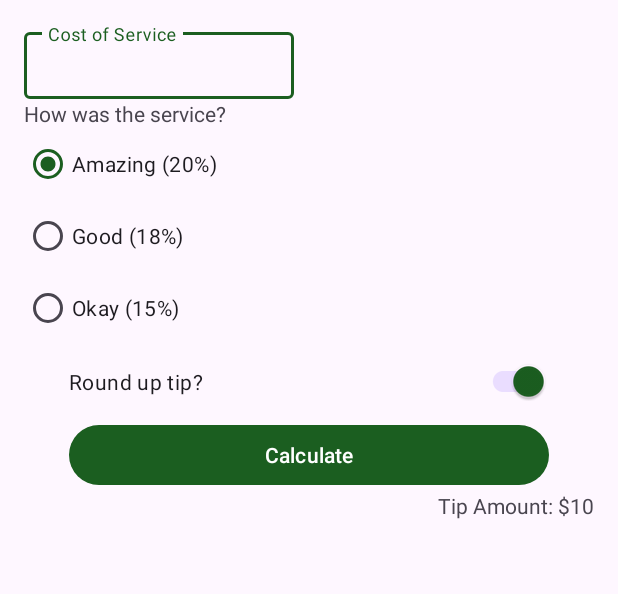
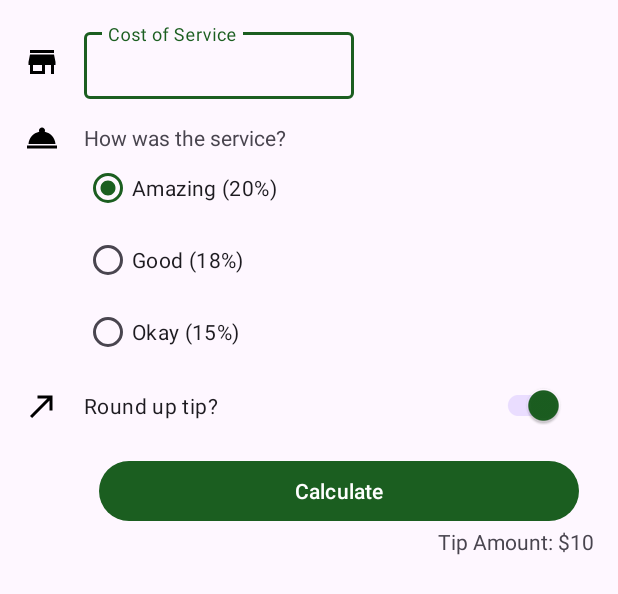
Before and after one commit to Olorinmith/Tip_calculator, an Android app: the layout activity_main.xml on its own in the app's theme, with its tools: preview values and no code run, on a phone screen of 412 x 824 dp. Shown: the top 594 px of the screen. Run offline under Robolectric (Android 15) with nearby library versions, the phone set to English and light mode, and no system bars.

Commit message:
updated activity_main.xml - new design

```diff
--- a/app/src/main/res/layout/activity_main.xml
+++ b/app/src/main/res/layout/activity_main.xml
@@ -7,12 +7,23 @@
     android:padding="16dp"
     tools:context=".MainActivity">
 
+    <ImageView
+        android:id="@+id/icon_cost_of_service"
+        android:layout_width="wrap_content"
+        android:layout_height="wrap_content"
+        app:layout_constraintStart_toStartOf="parent"
+        app:layout_constraintTop_toTopOf="@id/cost_of_service"
+        app:layout_constraintBottom_toBottomOf="@id/cost_of_service"
+        android:importantForAccessibility="no"
+        app:srcCompat="@drawable/ic_store" />
+
     <com.google.android.material.textfield.TextInputLayout
         android:id="@+id/cost_of_service"
         android:layout_width="180dp"
         android:layout_height="50dp"
         android:hint="@string/cost_of_service"
-        app:layout_constraintStart_toStartOf="parent"
+        android:layout_marginStart="16dp"
+        app:layout_constraintStart_toEndOf="@id/icon_cost_of_service"
         app:layout_constraintTop_toTopOf="parent">
 
         <com.google.android.material.textfield.TextInputEditText
@@ -25,14 +36,24 @@
 
     </com.google.android.material.textfield.TextInputLayout>
 
+    <ImageView
+        android:id="@+id/icon_service_question"
+        android:layout_width="wrap_content"
+        android:layout_height="wrap_content"
+        android:importantForAccessibility="no"
+        app:srcCompat="@drawable/ic_service"
+        app:layout_constraintStart_toStartOf="parent"
+        app:layout_constraintTop_toTopOf="@id/service_question"
+        app:layout_constraintBottom_toBottomOf="@id/service_question" />
 
     <TextView
         android:id="@+id/service_question"
         android:layout_width="wrap_content"
         android:layout_height="wrap_content"
         android:text="@string/how_was_the_service"
-        app:layout_constraintStart_toStartOf="parent"
-        app:layout_constraintTop_toBottomOf="@id/cost_of_service" />
+        android:layout_marginTop="16dp"
+        app:layout_constraintStart_toStartOf="@id/cost_of_service"
+        app:layout_constraintTop_toBottomOf="@id/cost_of_service"/>
 
     <RadioGroup
         android:id="@+id/tip_options"
@@ -40,7 +61,7 @@
         android:layout_height="wrap_content"
         android:checkedButton="@id/option_twenty_percent"
         android:orientation="vertical"
-        app:layout_constraintStart_toStartOf="parent"
+        app:layout_constraintStart_toStartOf="@id/service_question"
         app:layout_constraintTop_toBottomOf="@id/service_question">
 
         <RadioButton
@@ -62,16 +83,25 @@
             android:text="@string/ok_service" />
     </RadioGroup>
 
+    <ImageView
+        android:id="@+id/icon_round_up"
+        android:layout_width="wrap_content"
+        android:layout_height="wrap_content"
+        android:importantForAccessibility="no"
+        app:srcCompat="@drawable/ic_round_up"
+        app:layout_constraintStart_toStartOf="parent"
+        app:layout_constraintTop_toTopOf="@id/round_up_switch"
+        app:layout_constraintBottom_toBottomOf="@id/round_up_switch" />
+
     <com.google.android.material.switchmaterial.SwitchMaterial
         android:id="@+id/round_up_switch"
         android:layout_width="320dp"
         android:layout_height="50dp"
         android:checked="true"
         android:text="@string/round_up_tip"
-        app:layout_constraintEnd_toEndOf="parent"
-        app:layout_constraintStart_toStartOf="@id/tip_options"
+        android:layout_marginStart="16dp"
         app:layout_constraintTop_toBottomOf="@id/tip_options"
-        tools:ignore="UseSwitchCompatOrMaterialXml" />
+        app:layout_constraintStart_toEndOf="@id/icon_round_up" />
 
     <Button
         android:id="@+id/calculate_button"
@@ -79,7 +109,8 @@
         android:layout_height="wrap_content"
         android:text="@string/calculate"
         app:layout_constraintEnd_toEndOf="parent"
-        app:layout_constraintStart_toStartOf="parent"
+        android:layout_marginTop="8dp"
+        app:layout_constraintStart_toStartOf="@id/round_up_switch"
         app:layout_constraintTop_toBottomOf="@id/round_up_switch" />
 
     <TextView
```
